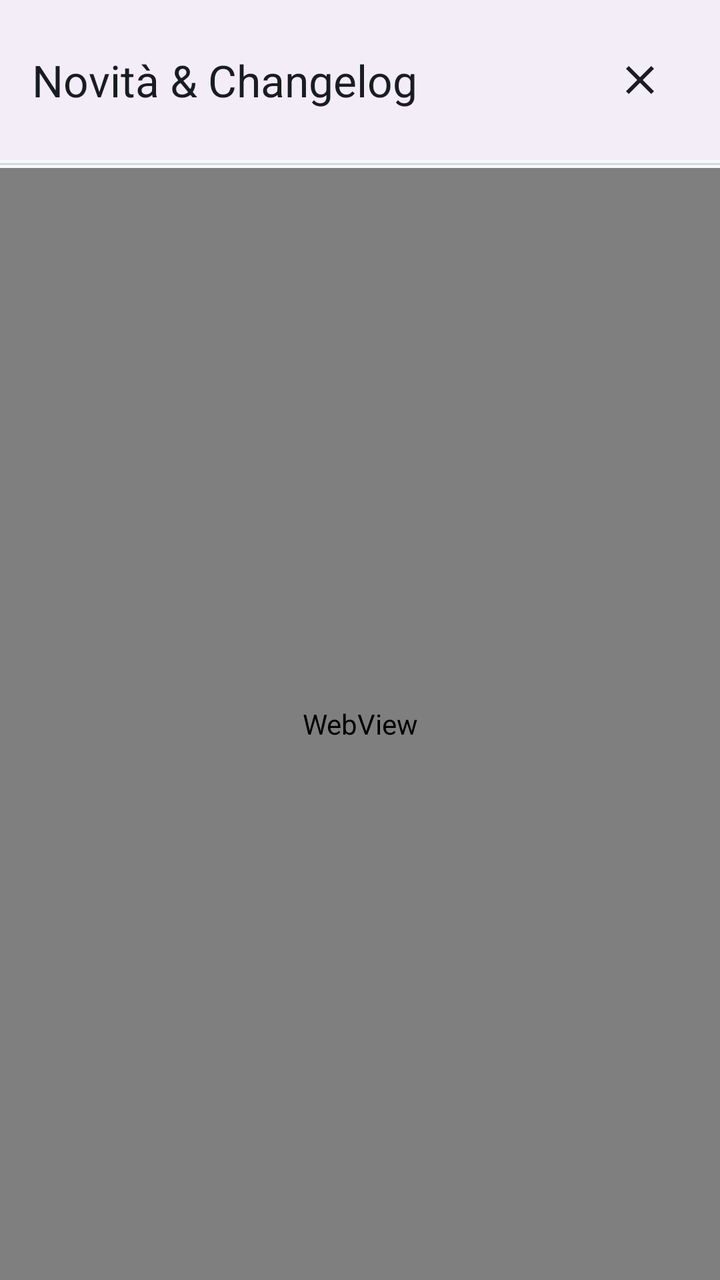
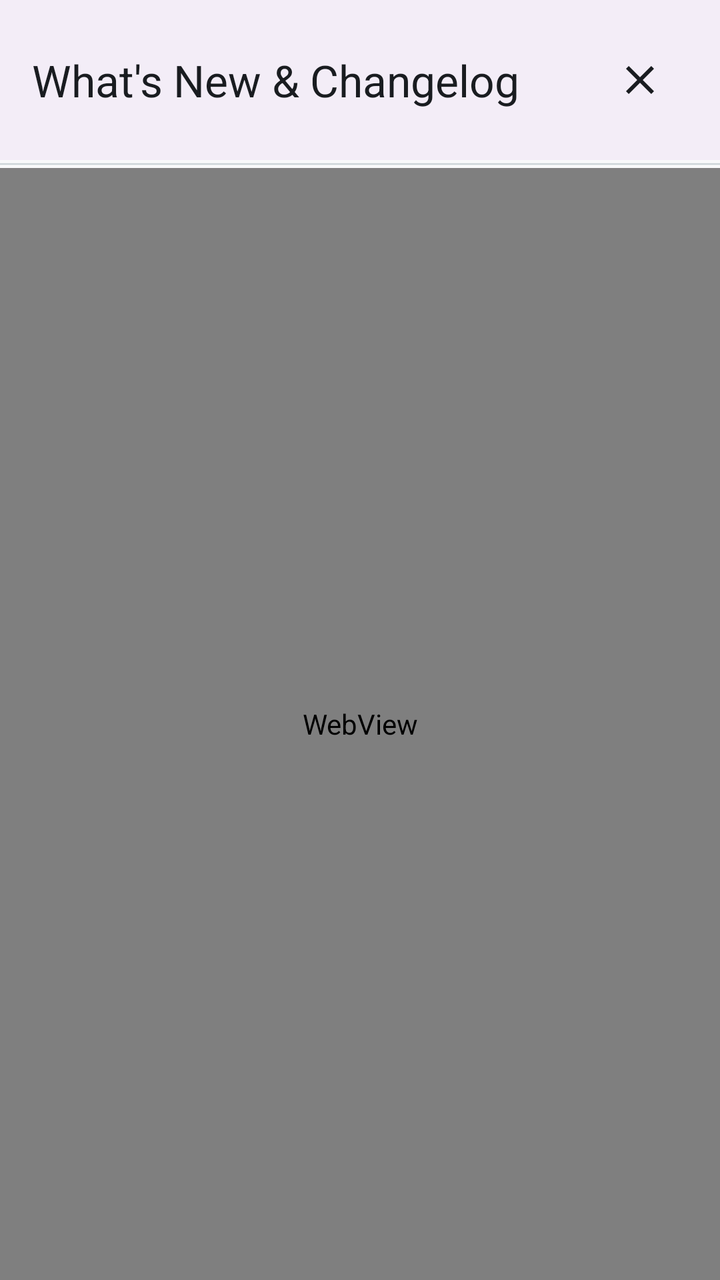

Screens rendered from an Android XML layout before and after an edit, with the pre-edit source and the edit as a unified diff.
<!-- AndroidManifest.xml: application theme Theme.CryptionChat -->
<!-- res/layout/dialog_webview.xml -->
<?xml version="1.0" encoding="utf-8"?>

<LinearLayout xmlns:android="http://schemas.android.com/apk/res/android"
    xmlns:app="http://schemas.android.com/apk/res-auto"
    android:layout_width="match_parent"
    android:layout_height="match_parent"
    android:orientation="vertical"
    android:background="?attr/colorSurface">

    
    <LinearLayout
        android:layout_width="match_parent"
        android:layout_height="wrap_content"
        android:orientation="horizontal"
        android:gravity="center_vertical"
        android:padding="16dp"
        android:background="?attr/colorSurfaceContainer">

        <TextView
            android:id="@+id/tv_dialog_title"
            android:layout_width="0dp"
            android:layout_height="wrap_content"
            android:layout_weight="1"
            android:text="Novità &amp; Changelog"
            android:textAppearance="?attr/textAppearanceTitleLarge"
            android:textColor="?attr/colorOnSurface"/>

        <ImageButton
            android:id="@+id/btnCloseWeb"
            android:layout_width="48dp"
            android:layout_height="48dp"
            android:background="?attr/selectableItemBackgroundBorderless"
            android:src="@drawable/ic_close"
            app:tint="?attr/colorOnSurface"
            android:contentDescription="Chiudi" />
    </LinearLayout>

    
    <ProgressBar
        android:id="@+id/progressBarWeb"
        style="?android:attr/progressBarStyleHorizontal"
        android:layout_width="match_parent"
        android:layout_height="4dp"
        android:indeterminate="true"
        android:visibility="visible"/>

    
    <WebView
        android:id="@+id/changelogWebView"
        android:layout_width="match_parent"
        android:layout_height="match_parent" />

</LinearLayout>
<!-- resources referenced by this layout -->
<resources>
  <!-- drawable ic_close (drawable) -->
  <vector xmlns:android="http://schemas.android.com/apk/res/android"
      android:width="24dp"
      android:height="24dp"
      android:viewportWidth="24"
      android:viewportHeight="24">
      <path
          android:fillColor="?attr/colorControlNormal"
          android:pathData="M19,6.41L17.59,5 12,10.59 6.41,5 5,6.41 10.59,12 5,17.59 6.41,19 12,13.41 17.59,19 19,17.59 13.41,12z"/>
  </vector>
  <color name="primary_light">#0D47A1</color>
  <color name="primary_container_light">#D4E3FF</color>
  <color name="on_primary_container_light">#001C3A</color>
  <color name="secondary_light">#546E7A</color>
  <color name="on_secondary_light">#FFFFFF</color>
  <color name="secondary_container_light">#DAE2E9</color>
  <color name="on_secondary_container_light">#121F26</color>
  <color name="tertiary_light">#455A64</color>
  <color name="on_tertiary_light">#FFFFFF</color>
  <color name="tertiary_container_light">#CFD8DC</color>
  <color name="error_light">#BA1A1A</color>
  <color name="on_error_light">#FFFFFF</color>
  <color name="error_container_light">#FFDAD6</color>
  <color name="on_error_container_light">#410002</color>
  <color name="background_light">#F8F9FA</color>
  <color name="on_background_light">#191C20</color>
  <color name="surface_light">#F8F9FA</color>
  <color name="on_surface_light">#191C20</color>
  <color name="surface_variant_light">#E0E2E5</color>
  <color name="on_surface_variant_light">#44474E</color>
  <color name="outline_light">#74777F</color>
  <color name="outline_variant_light">#C4C6CF</color>
  <color name="inverse_surface_light">#2F3033</color>
  <color name="inverse_on_surface_light">#F1F0F4</color>
  <color name="inverse_primary_light">#AEC6FF</color>
  <style name="Widget.App.NavigationView" parent="Widget.Material3.NavigationView">
          
          <item name="itemShapeInsetStart">12dp</item>
          <item name="itemShapeInsetEnd">12dp</item>
          
          <item name="itemShapeAppearanceOverlay">@style/ShapeAppearance.Material3.Corner.Full</item>
      </style>
  <style name="ActivityAnimation" parent="@android:style/Animation.Activity">
          <item name="android:activityOpenEnterAnimation">@anim/slide_in_right</item>
          <item name="android:activityOpenExitAnimation">@anim/slide_out_left</item>
          <item name="android:activityCloseEnterAnimation">@anim/slide_in_left</item>
          <item name="android:activityCloseExitAnimation">@anim/slide_out_right</item>
      </style>
  <!-- unchanged entries left out for length: 1 -->
</resources>

<!-- the commit's change to res/layout/dialog_webview.xml (unified diff, before → after) -->
@@ -21,7 +21,7 @@
             android:layout_width="0dp"
             android:layout_height="wrap_content"
             android:layout_weight="1"
-            android:text="Novità &amp; Changelog"
+            android:text="@string/settings_whats_new_changelog"
             android:textAppearance="?attr/textAppearanceTitleLarge"
             android:textColor="?attr/colorOnSurface"/>
 
@@ -32,7 +32,7 @@
             android:background="?attr/selectableItemBackgroundBorderless"
             android:src="@drawable/ic_close"
             app:tint="?attr/colorOnSurface"
-            android:contentDescription="Chiudi" />
+            android:contentDescription="@string/action_close" />
     </LinearLayout>
 
     
<!-- resource entries referenced after the edit -->
@@ -10,6 +10,8 @@
           android:fillColor="?attr/colorControlNormal"
           android:pathData="M19,6.41L17.59,5 12,10.59 6.41,5 5,6.41 10.59,12 5,17.59 6.41,19 12,13.41 17.59,19 19,17.59 13.41,12z"/>
   </vector>
+  <string name="action_close">Close</string>
+  <string name="settings_whats_new_changelog">What\'s New &amp; Changelog</string>
   <color name="primary_light">#0D47A1</color>
   <color name="primary_container_light">#D4E3FF</color>
   <color name="on_primary_container_light">#001C3A</color>
